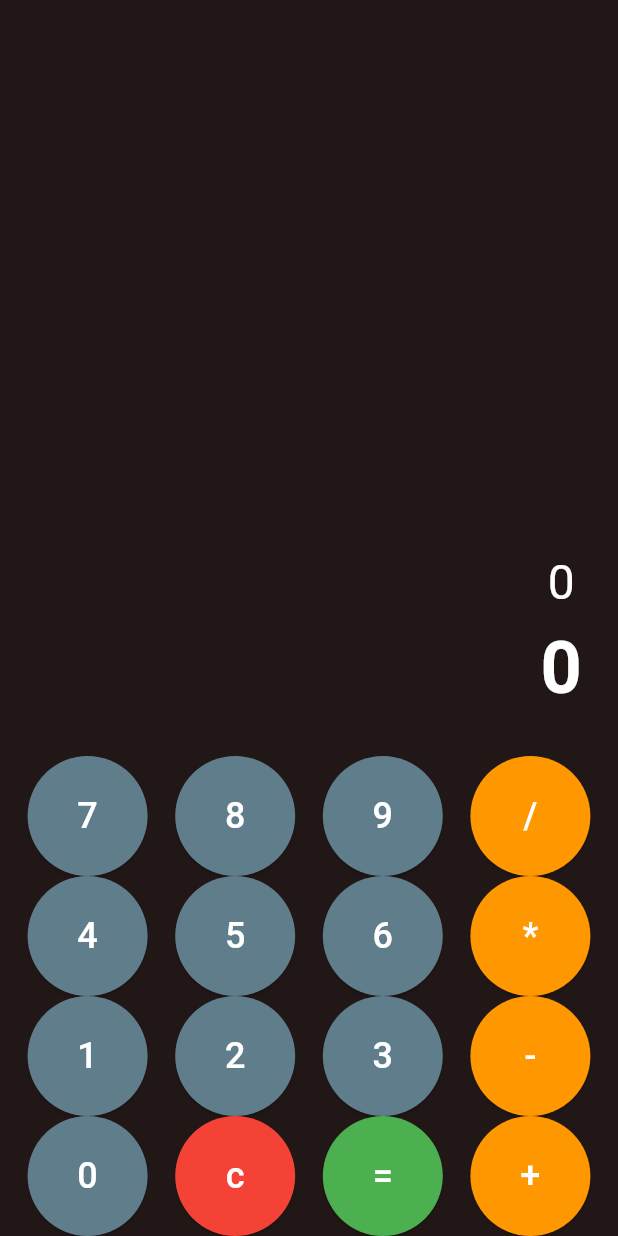
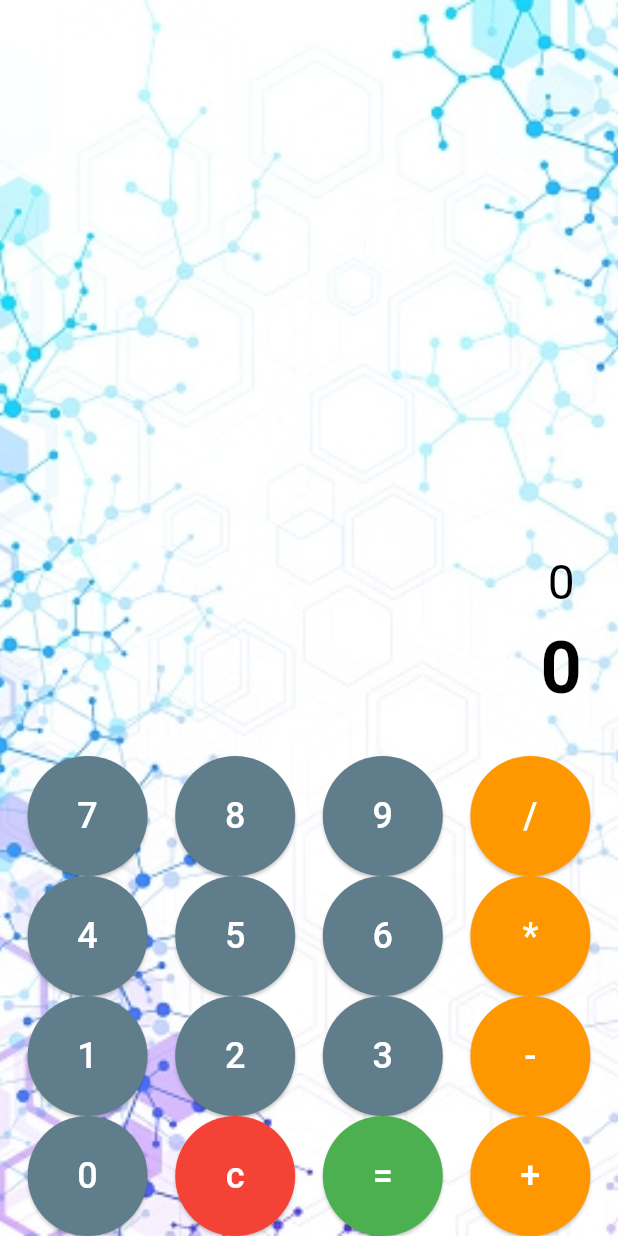
Before and after one commit to GaboEPR/calculadora_flutter, a Flutter app: the screen it shows after launch, on a phone screen of 412 x 824 dp. Run offline on Flutter 3.47's test engine with Material 3 defaults, Android fonts, the phone set to English and light mode, and no system bars.

Commit message:
añadiendo imagen de fondo

```diff
--- a/lib/main.dart
+++ b/lib/main.dart
@@ -9,7 +9,6 @@ class CalculadoraApp extends StatelessWidget {
       title: 'Calculadora Flutter',
       theme: ThemeData(
         primarySwatch: Colors.blue,
-         scaffoldBackgroundColor: const Color.fromARGB(255, 34, 23, 23) // Establece el color de fondo global
         ),
       home: Calculadora(),
       debugShowCheckedModeBanner: false,
@@ -101,7 +100,15 @@ void _presionar(String valor) {
   @override
 Widget build(BuildContext context) {
   return Scaffold(
-      body: Column(
+    body: Stack(
+      children: [
+        Positioned.fill(
+          child: Image.asset(
+            'assets/fondo.jpg',
+            fit: BoxFit.cover,
+          ),
+        ),
+        Column(
           children: [
             Expanded(
               child: Container(
@@ -110,8 +117,17 @@ void _presionar(String valor) {
                 child: Column(
                   mainAxisAlignment: MainAxisAlignment.end,
                   children: [
-                  Text(_expresion, style: TextStyle(fontSize: 32, color: Colors.white) ),
-                  Text(_resultado, style: TextStyle(fontSize: 48, color: Colors.white, fontWeight: FontWeight.bold)),
+                    Text(
+                      _expresion,
+                      style: TextStyle(fontSize: 32, color: Colors.black),
+                    ),
+                    Text(
+                      _resultado,
+                      style: TextStyle(
+                          fontSize: 48,
+                          color: Colors.black,
+                          fontWeight: FontWeight.bold),
+                    ),
                   ],
                 ),
               ),
@@ -138,6 +154,8 @@ void _presionar(String valor) {
             ),
           ],
         ),
+      ],
+    ),
   );
 }
 }
--- a/pubspec.yaml
+++ b/pubspec.yaml
@@ -17,3 +17,6 @@ dev_dependencies:
 
 flutter:
   uses-material-design: true
+
+  assets:
+    - assets/fondo.jpg
```
Also changed, not shown: assets/fondo.jpg (added). Lines whose indentation alone changed are shown as unchanged.
